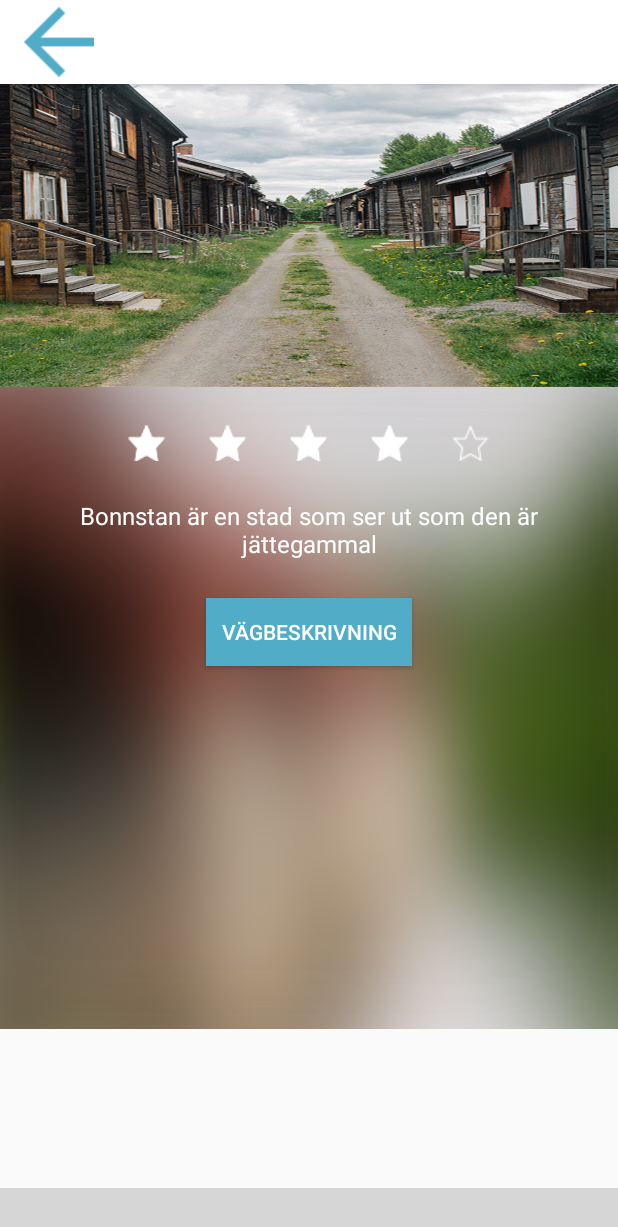
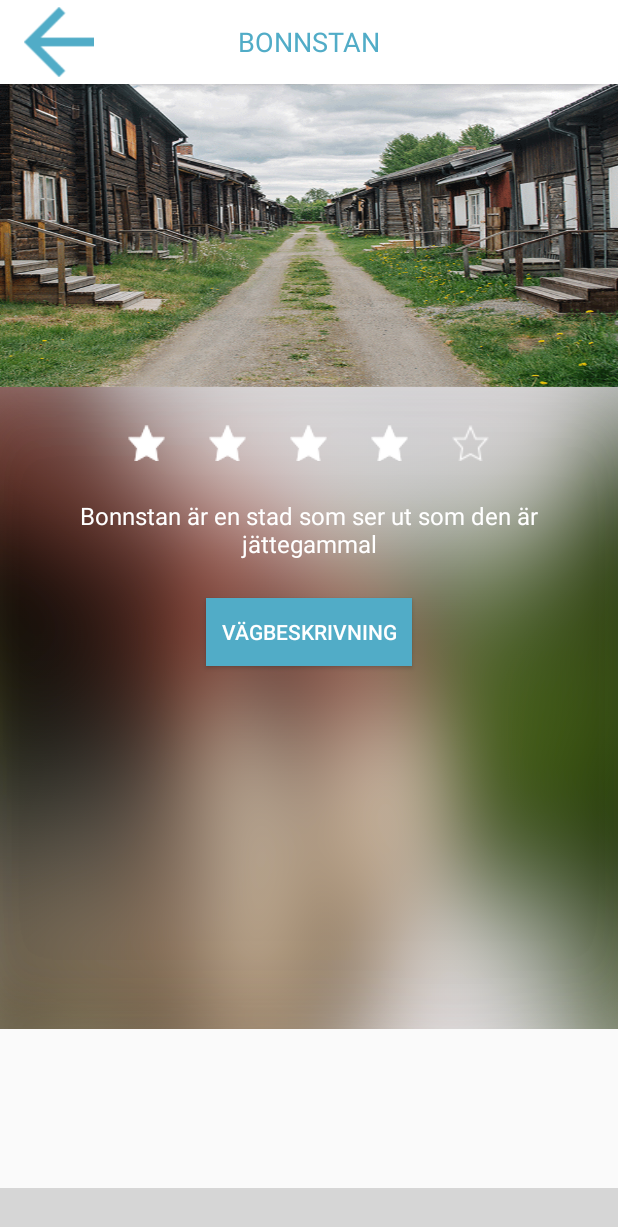
Before and after one commit to MiniPrinsen/senseSmartApp2, an Android app: the screen it shows after launch (BaseActivity), after a tap on "BONNSTAN", on a phone screen of 412 x 824 dp. Shown: the top 1227 px of the screen. Run offline under Robolectric (Android 15) with nearby library versions, the light colour scheme and no system bars; libraries missing offline, so code that uses them is left out: com.aurelhubert.ahbottomnavigation, com.skyfishjy.library; plain views replace AHBottomNavigation; 20 statements that could not run were skipped; grey boxes are pictures that could not be loaded.

Commit message:
Getting text from read city objects

```diff
--- a/app/src/main/java/com/example/gustaf/touchpoint/Adapters/GridListAdapter.java
+++ b/app/src/main/java/com/example/gustaf/touchpoint/Adapters/GridListAdapter.java
@@ -21,8 +21,6 @@ import com.example.gustaf.touchpoint.Fragment.InfoFragment;
 import com.example.gustaf.touchpoint.HelpClasses.CityObject;
 import com.example.gustaf.touchpoint.HelpClasses.Holder;
 import com.example.gustaf.touchpoint.R;
-
-import org.w3c.dom.Text;
 
 import java.util.List;
 
@@ -120,9 +118,11 @@ public class GridListAdapter extends RecyclerView.Adapter<Holder> {
                     TextView txtView = (TextView)view.findViewById(R.id.gridTextTitle);
 
                     int pos = -1;
+                    String title = "";
                     String itemText = txtView.getText().toString();
                     for (int i = 0; i<mItemList.size(); i++){
                         if (mItemList.get(i).getName() == itemText){
+                            title = mItemList.get(i).getName();
                             pos = i;
                         }
                     }
@@ -132,6 +132,7 @@ public class GridListAdapter extends RecyclerView.Adapter<Holder> {
                     InfoFragment infoFragment = new InfoFragment();
                     Bundle args = new Bundle();
                     args.putString("info", mItemList.get(pos).getDescription());
+                    args.putString("title", title);
                     infoFragment.setArguments(args);
                     android.support.v4.app.FragmentManager fr = activity.getSupportFragmentManager();
                     fr.beginTransaction()
--- a/app/src/main/java/com/example/gustaf/touchpoint/BaseActivity.java
+++ b/app/src/main/java/com/example/gustaf/touchpoint/BaseActivity.java
@@ -254,13 +254,13 @@ public class BaseActivity extends AppCompatActivity {
         images12.add(R.drawable.bonnstan_square600);
         images12.add(R.drawable.johannaiparken_square600);
         CityObject bonnstan = new CityObject("Bonnstan", "Bonnstan är en stad som ser ut som den är jättegammal"
-        , new Coordinates(64.7506874,20.933061199999997), (float)34.5, (float)2.5, images12);
+        , new Coordinates(64.751409,20.929309), (float)34.5, (float)2.5, images12);
 
         CityObject bonnstan2 = new CityObject("Lejonströmsbron", "Lejonströmsbron är en stad som ser ut som den är jättegammal"
-                , new Coordinates(64.7506874,20.933061199999997), (float)34.5, (float)2.5, images12);
+                , new Coordinates( 64.750233,20.914101), (float)34.5, (float)2.5, images12);
 
-        CityObject bonnstan3 = new CityObject("Laxen", "Laxen är en stad som ser ut som den är jättegammal"
-                , new Coordinates(64.7506874,20.933061199999997), (float)34.5, (float)2.5, images12);
+        CityObject bonnstan3 = new CityObject("Johanna", "Johanna är en stad som ser ut som den är jättegammal"
+                , new Coordinates(64.749489,20.951445), (float)34.5, (float)2.5, images12);
         ArrayList<CityObject> tpoints = new ArrayList<>();
         tpoints.add(bonnstan);
         tpoints.add(bonnstan2);
--- a/app/src/main/java/com/example/gustaf/touchpoint/Fragment/InfoFragment.java
+++ b/app/src/main/java/com/example/gustaf/touchpoint/Fragment/InfoFragment.java
@@ -73,6 +73,7 @@ public class InfoFragment extends Fragment
         description = getArguments().getString("info");
         Log.d("LÖV", description);
         infoText.setText(description);
+        toolbarTitle = getArguments().getString("title");
 
         slideShow();
         mScrollView.getViewTreeObserver().addOnScrollChangedListener(new ScrollPositionObserver());
@@ -155,7 +156,7 @@ public class InfoFragment extends Fragment
 
     public void setToolbarTitle(String title){
         TextView toolbarText = (TextView)rootView.findViewById(R.id.toolbar_title);
-        toolbarText.setText(title);
+        toolbarText.setText(title.toUpperCase());
     }
 
     private class ScrollPositionObserver implements ViewTreeObserver.OnScrollChangedListener {
--- a/app/src/main/res/layout/layout_info_window.xml
+++ b/app/src/main/res/layout/layout_info_window.xml
@@ -22,7 +22,6 @@
        android:id="@+id/infoButton"
        android:layout_width="match_parent"
        android:layout_height="40dp"
-       android:text="BONNSTAN"
        android:textSize="16sp"
        android:background="@color/colorGrayMediumLight"
        android:gravity="start|center_vertical"
```
Also changed, not shown: app/src/main/java/com/example/gustaf/touchpoint/Fragment/GoogleMapsFragment.java (+4 -29 lines).
